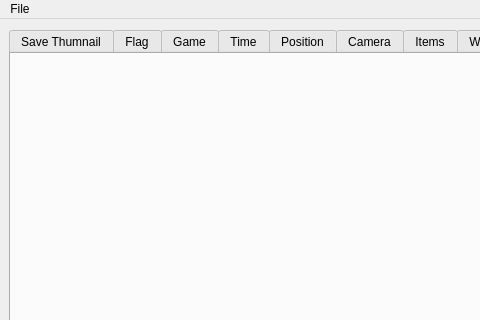
Old version of the form gui/mainwindow.ui in the repository enderslash1010/xc1-save-editor-cpp; both pictures show x 0 to 480 and y 0 to 320 of the 958 by 557 pixel window.
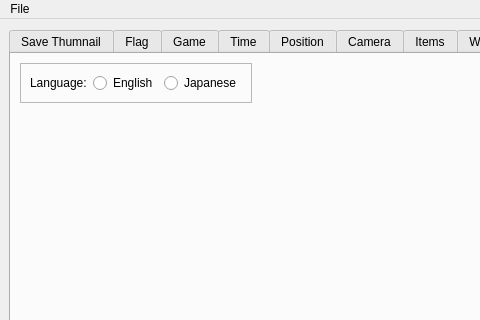
New version of the form. The open tabs and pages were chosen to show the change. Custom widgets are drawn as their Qt base class.

Commit message: add radio buttons

```diff
--- a/gui/mainwindow.ui
+++ b/gui/mainwindow.ui
@@ -1571,6 +1571,76 @@
        <attribute name="title">
         <string>Options</string>
        </attribute>
+       <layout class="QGridLayout" name="gridLayout_33">
+        <item row="1" column="0">
+         <spacer name="verticalSpacer_7">
+          <property name="orientation">
+           <enum>Qt::Orientation::Vertical</enum>
+          </property>
+          <property name="sizeHint" stdset="0">
+           <size>
+            <width>20</width>
+            <height>40</height>
+           </size>
+          </property>
+         </spacer>
+        </item>
+        <item row="0" column="0">
+         <widget class="QExtendedRadioButtons" name="OPTDJapaneseVoice">
+          <property name="sizePolicy">
+           <sizepolicy hsizetype="Preferred" vsizetype="Preferred">
+            <horstretch>0</horstretch>
+            <verstretch>0</verstretch>
+           </sizepolicy>
+          </property>
+          <property name="frameShape">
+           <enum>QFrame::Shape::StyledPanel</enum>
+          </property>
+          <property name="frameShadow">
+           <enum>QFrame::Shadow::Raised</enum>
+          </property>
+          <layout class="QGridLayout" name="gridLayout_34">
+           <property name="sizeConstraint">
+            <enum>QLayout::SizeConstraint::SetDefaultConstraint</enum>
+           </property>
+           <item row="0" column="0">
+            <widget class="QLabel" name="label_52">
+             <property name="text">
+              <string>Language:</string>
+             </property>
+            </widget>
+           </item>
+           <item row="0" column="1">
+            <widget class="QRadioButton" name="OPTDJapaneseVoice0">
+             <property name="text">
+              <string>English</string>
+             </property>
+            </widget>
+           </item>
+           <item row="0" column="2">
+            <widget class="QRadioButton" name="OPTDJapaneseVoice1">
+             <property name="text">
+              <string>Japanese</string>
+             </property>
+            </widget>
+           </item>
+          </layout>
+         </widget>
+        </item>
+        <item row="0" column="1">
+         <spacer name="horizontalSpacer_2">
+          <property name="orientation">
+           <enum>Qt::Orientation::Horizontal</enum>
+          </property>
+          <property name="sizeHint" stdset="0">
+           <size>
+            <width>40</width>
+            <height>20</height>
+           </size>
+          </property>
+         </spacer>
+        </item>
+       </layout>
       </widget>
      </widget>
     </item>
@@ -1626,6 +1696,12 @@
    <extends>QComboBox</extends>
    <header>QExtendedWidget.h</header>
   </customwidget>
+  <customwidget>
+   <class>QExtendedRadioButtons</class>
+   <extends>QFrame</extends>
+   <header>QExtendedWidget.h</header>
+   <container>1</container>
+  </customwidget>
  </customwidgets>
  <resources/>
  <connections/>
```
Left out of the diff: 2 changed lines with no effect on the pictures. The commit also changes 3 other files.
